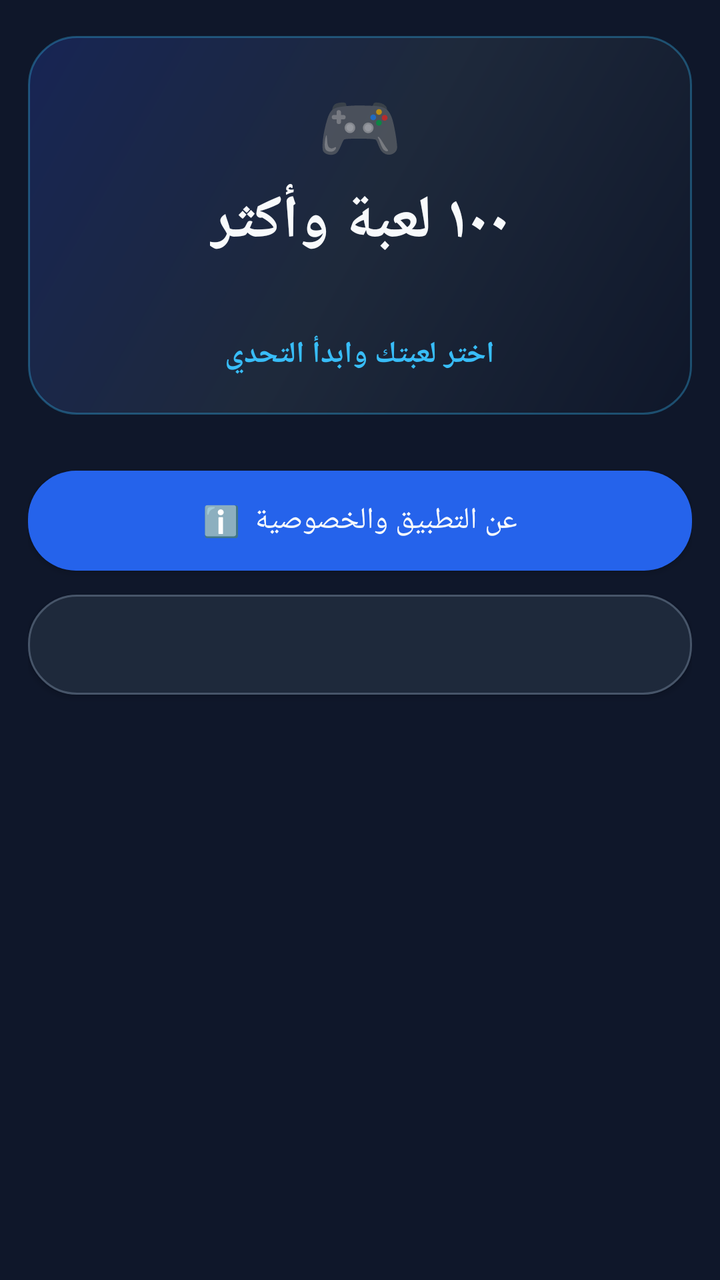
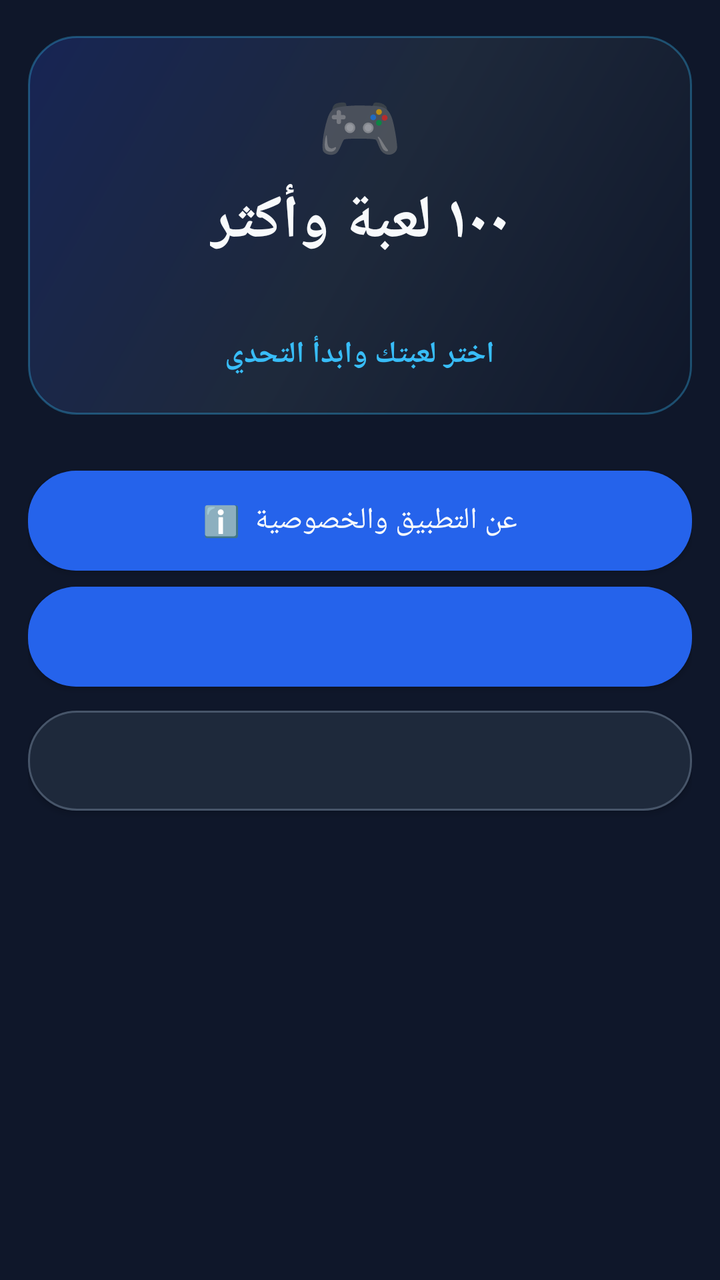

Compare the two renders of this Android layout. The source of the first and the diff that turns it into the second are given below.
<!-- AndroidManifest.xml: application theme AppTheme -->
<!-- res/layout/activity_menu.xml -->
<?xml version="1.0" encoding="utf-8"?>
<ScrollView xmlns:android="http://schemas.android.com/apk/res/android"
    android:layout_width="match_parent"
    android:layout_height="match_parent"
    android:background="@color/bg"
    android:clipToPadding="false"
    android:fillViewport="true"
    android:overScrollMode="never">

    <LinearLayout
        android:layout_width="match_parent"
        android:layout_height="wrap_content"
        android:orientation="vertical"
        android:paddingStart="14dp"
        android:paddingTop="18dp"
        android:paddingEnd="14dp"
        android:paddingBottom="22dp">

        <LinearLayout
            android:layout_width="match_parent"
            android:layout_height="wrap_content"
            android:orientation="vertical"
            android:gravity="center"
            android:background="@drawable/bg_menu_header"
            android:paddingStart="12dp"
            android:paddingTop="22dp"
            android:paddingEnd="12dp"
            android:paddingBottom="20dp">

            <TextView
                android:layout_width="wrap_content"
                android:layout_height="wrap_content"
                android:text="🎮"
                android:textSize="34sp" />

            <TextView
                android:layout_width="wrap_content"
                android:layout_height="wrap_content"
                android:layout_marginTop="5dp"
                android:text="١٠٠ لعبة وأكثر"
                android:textColor="@color/text_main"
                android:textSize="30sp"
                android:textStyle="bold" />

            <TextView
                android:id="@+id/menuCount"
                android:layout_width="wrap_content"
                android:layout_height="wrap_content"
                android:layout_marginTop="5dp"
                android:textColor="@color/text_dim"
                android:textSize="14sp" />

            <TextView
                android:layout_width="wrap_content"
                android:layout_height="wrap_content"
                android:layout_marginTop="12dp"
                android:text="اختر لعبتك وابدأ التحدي"
                android:textColor="@color/x_color"
                android:textSize="15sp"
                android:textStyle="bold" />
        </LinearLayout>

        <LinearLayout
            android:id="@+id/gamesList"
            android:layout_width="match_parent"
            android:layout_height="wrap_content"
            android:layout_marginTop="16dp"
            android:orientation="vertical" />

        <Button
            android:id="@+id/menuAbout"
            android:layout_width="match_parent"
            android:layout_height="50dp"
            android:layout_marginTop="12dp"
            android:background="@drawable/bg_button"
            android:text="ℹ️  عن التطبيق والخصوصية"
            android:textColor="@color/text_main"
            android:textSize="15sp" />

        <Button
            android:id="@+id/menuSound"
            android:layout_width="match_parent"
            android:layout_height="50dp"
            android:layout_marginTop="12dp"
            android:background="@drawable/bg_button_dim"
            android:textColor="@color/text_dim"
            android:textSize="14sp" />

    </LinearLayout>
</ScrollView>
<!-- resources referenced by this layout -->
<resources>
  <color name="bg">#0F172A</color>
  <color name="text_dim">#94A3B8</color>
  <color name="text_main">#F8FAFC</color>
  <color name="x_color">#38BDF8</color>
  <!-- drawable bg_button (drawable) -->
  <?xml version="1.0" encoding="utf-8"?>
  <shape xmlns:android="http://schemas.android.com/apk/res/android" android:shape="rectangle">
      <solid android:color="#2563EB" />
      <corners android:radius="24dp" />
  </shape>
  <!-- drawable bg_button_dim (drawable) -->
  <?xml version="1.0" encoding="utf-8"?>
  <shape xmlns:android="http://schemas.android.com/apk/res/android" android:shape="rectangle">
      <solid android:color="@color/panel" />
      <corners android:radius="24dp" />
      <stroke android:width="1dp" android:color="#475569" />
  </shape>
  <!-- drawable bg_menu_header (drawable) -->
  <?xml version="1.0" encoding="utf-8"?>
  <shape xmlns:android="http://schemas.android.com/apk/res/android" android:shape="rectangle">
      <corners android:radius="24dp" />
      <gradient
          android:angle="315"
          android:startColor="#172554"
          android:centerColor="#1E293B"
          android:endColor="#0F172A" />
      <stroke android:width="1dp" android:color="#5538BDF8" />
  </shape>
  <style name="AppTheme" parent="Theme.AppCompat.NoActionBar">
          <item name="android:windowBackground">@color/bg</item>
          <item name="android:statusBarColor">@color/bg</item>
          <item name="android:navigationBarColor">@color/bg</item>
      </style>
  <color name="panel">#1E293B</color>
</resources>

<!-- the commit's change to res/layout/activity_menu.xml (unified diff, before → after) -->
@@ -78,6 +78,15 @@
             android:textSize="15sp" />
 
         <Button
+            android:id="@+id/menuMusic"
+            android:layout_width="match_parent"
+            android:layout_height="50dp"
+            android:layout_marginTop="8dp"
+            android:background="@drawable/bg_button"
+            android:textColor="@color/text_main"
+            android:textSize="14sp" />
+
+        <Button
             android:id="@+id/menuSound"
             android:layout_width="match_parent"
             android:layout_height="50dp"
